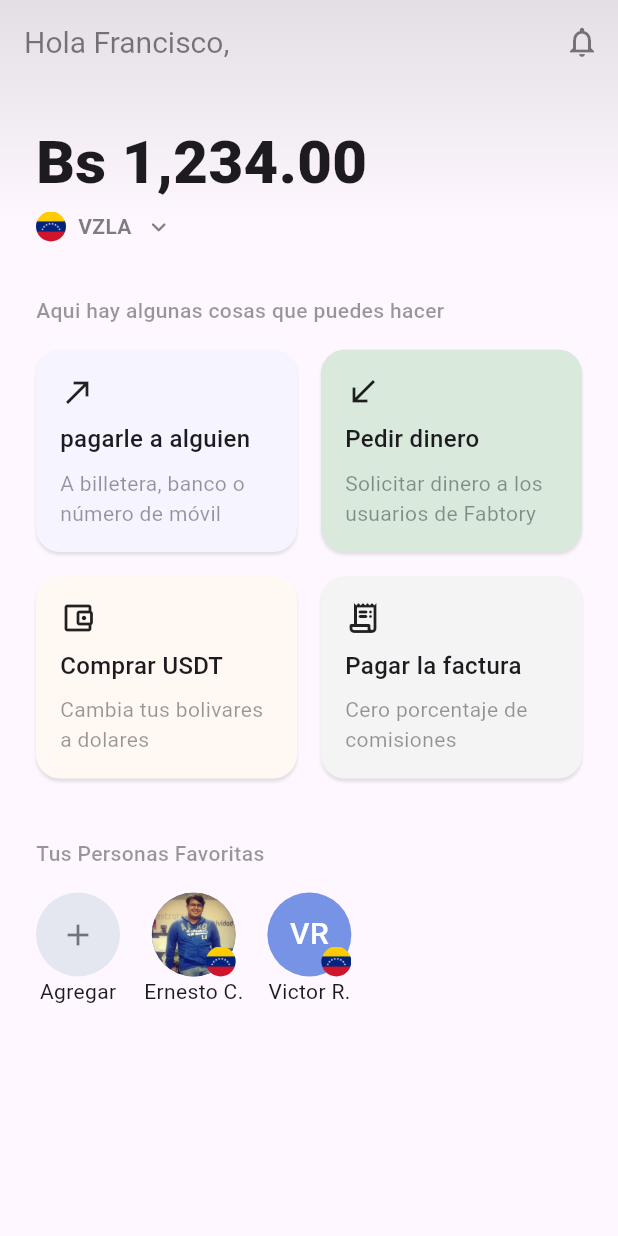
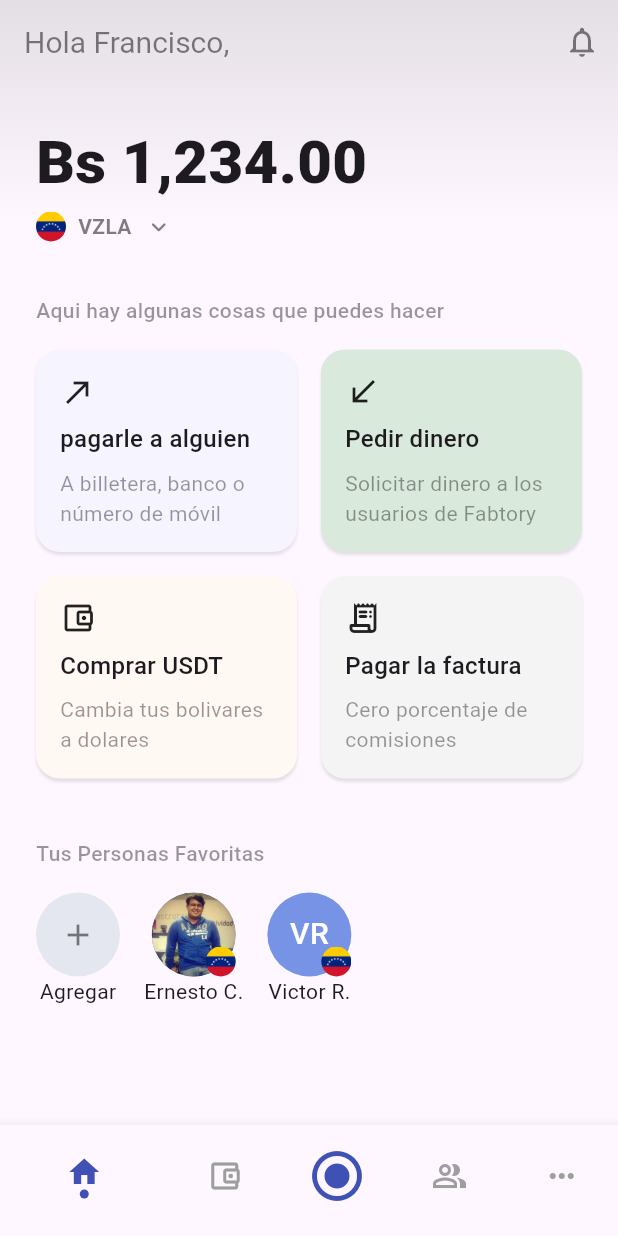
Before and after one commit to Francisco-V98/screens_excercise, a Flutter app: the screen it shows after launch, on a phone screen of 412 x 824 dp. Run offline on Flutter 3.47's test engine with Material 3 defaults, Android fonts, the phone set to English and light mode, and no system bars.

Commit message:
BottomNavbar creado

```diff
--- a/lib/main.dart
+++ b/lib/main.dart
@@ -1,7 +1,5 @@
 import 'package:flutter/material.dart';
 import 'package:screens_excercise/screens/screens.dart';
-
-
 
 void main() => runApp(const MyApp());
 
--- a/lib/screens/login_screen/dashboard/dashboard_screen.dart
+++ b/lib/screens/dashboard/dashboard_screen.dart
@@ -24,9 +24,12 @@ class DashboardScreen extends StatelessWidget {
           ),
         ],
       ),
+      bottomNavigationBar: BottonNavBar(),
     );
   }
 }
+
+
 
 class _AppBarDashboard extends StatelessWidget {
   const _AppBarDashboard();
--- a/lib/screens/screens.dart
+++ b/lib/screens/screens.dart
@@ -1 +1 @@
-export 'package:screens_excercise/screens/login_screen/dashboard/dashboard_screen.dart';
+export 'package:screens_excercise/screens/dashboard/dashboard_screen.dart';
--- /dev/null
+++ b/lib/widgets/general/botton_navbar.dart
@@ -0,0 +1,86 @@
+import 'package:flutter/material.dart';
+
+class BottonNavBar extends StatefulWidget {
+  const BottonNavBar({
+    super.key,
+  });
+
+  @override
+  State<BottonNavBar> createState() => _BottonNavBarState();
+}
+
+class _BottonNavBarState extends State<BottonNavBar> {
+  int _selectedIndex = 0;
+
+  @override
+  Widget build(BuildContext context) {
+    return BottomNavigationBar(
+      unselectedItemColor: Colors.grey,
+      selectedItemColor: Colors.indigo,
+      showSelectedLabels: false,
+      currentIndex: _selectedIndex,
+      onTap: (index) => setState(() => _selectedIndex = index),
+      items: const [
+        BottomNavigationBarItem(
+          icon: Icon(Icons.home_outlined),
+          label: 'Home',
+          activeIcon: IconWithCircle(icon: Icons.home),
+        ),
+        BottomNavigationBarItem(
+          icon: Icon(Icons.account_balance_wallet_outlined),
+          label: 'Wallet',
+          activeIcon: IconWithCircle(icon: Icons.account_balance_wallet),
+        ),
+        BottomNavigationBarItem(
+          icon: Icon(
+            Icons.radio_button_checked,
+            size: 40,
+            color: Colors.indigo,
+          ),
+          label: 'Wallet',
+          activeIcon: Icon(
+            Icons.radio_button_checked,
+            size: 40,
+            color: Colors.indigo,
+          ),
+        ),
+        BottomNavigationBarItem(
+          icon: Icon(Icons.people_alt_outlined),
+          label: 'Profile',
+          activeIcon: IconWithCircle(icon: Icons.people_alt),
+        ),
+        BottomNavigationBarItem(
+          icon: Icon(Icons.more_horiz_outlined),
+          label: 'Options',
+          activeIcon: IconWithCircle(icon: Icons.more_horiz),
+        ),
+      ],
+    );
+  }
+}
+
+class IconWithCircle extends StatelessWidget {
+  final IconData icon;
+  final double? widthHeight = 6;
+  const IconWithCircle({
+    super.key,
+    required this.icon,
+  });
+
+  @override
+  Widget build(BuildContext context) {
+    return Column(
+      children: [
+        Icon(icon),
+        Container(
+          width: widthHeight,
+          height: widthHeight,
+          decoration: const BoxDecoration(
+            color: Colors.indigo,
+            shape: BoxShape.circle,
+          ),
+        ),
+      ],
+    );
+  }
+}
--- a/lib/widgets/widgets.dart
+++ b/lib/widgets/widgets.dart
@@ -1,3 +1,5 @@
+export 'package:screens_excercise/widgets/general/botton_navbar.dart';
+
 export 'package:screens_excercise/widgets/general/circle_people.dart';
 
 export 'package:screens_excercise/widgets/general/subtitle_section.dart';
```
